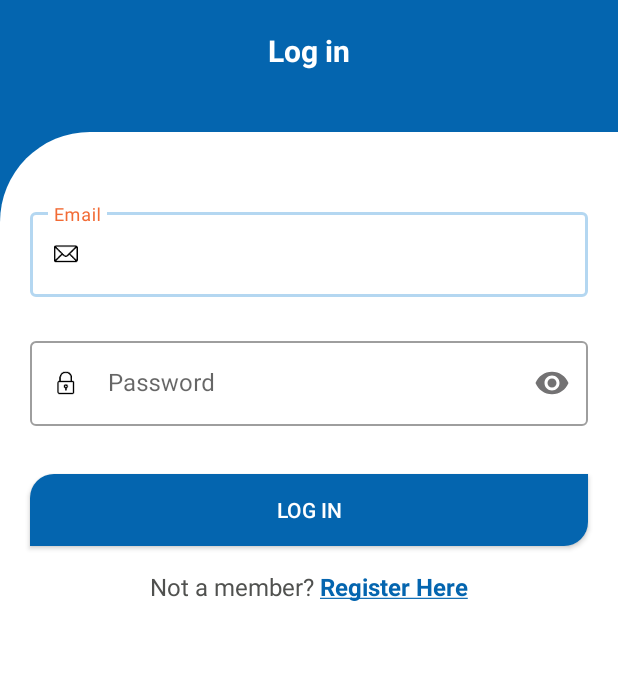
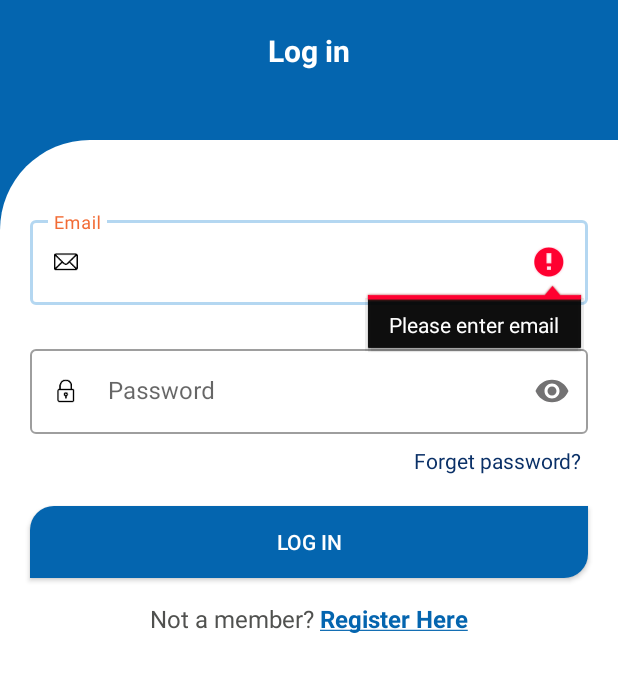
Before and after one commit to yekokozaw/E_Library, an Android app built with Jetpack Compose: the LoginActivity screen opened directly, with no data from a screen before it, after a tap on "LOG IN", on a phone screen of 412 x 824 dp, the part 228-920 px from its top. Run offline under Robolectric (Android 15) with nearby library versions, the phone set to English and light mode, and no system bars; our stand-ins replace Firebase (no records; nobody signed in at launch, a user with empty details on screens opened directly).

Commit message:
Complete reset password

```diff
--- a/app/src/main/java/com/ktu/elibrary/ELibrary.kt
+++ b/app/src/main/java/com/ktu/elibrary/ELibrary.kt
@@ -2,6 +2,7 @@ package com.ktu.elibrary
 
 import android.app.Application
 import com.google.firebase.FirebaseApp
+import com.google.firebase.analytics.FirebaseAnalytics
 
 
 class ELibrary : Application() {
--- a/app/src/main/java/com/ktu/elibrary/data/model/AuthModel.kt
+++ b/app/src/main/java/com/ktu/elibrary/data/model/AuthModel.kt
@@ -26,4 +26,6 @@ interface AuthModel {
     fun getCurrentUser() : String
 
     fun updateAndUploadProfileImage(bitmap: Bitmap, user: UserVo,onSuccess: () -> Unit,onFailure: (String) -> Unit)
+
+    fun sendPasswordResetEmail(email : String,onSuccess: (String) -> Unit,onFailure: (String) -> Unit)
 }
--- a/app/src/main/java/com/ktu/elibrary/extensions/ViewExtensions.kt
+++ b/app/src/main/java/com/ktu/elibrary/extensions/ViewExtensions.kt
@@ -1,5 +1,7 @@
 package com.ktu.elibrary.extensions
 
+import android.app.AlertDialog
+import android.content.DialogInterface
 import android.view.View
 
 fun View.hide(){
--- a/app/src/main/java/com/ktu/elibrary/network/auth/AuthManager.kt
+++ b/app/src/main/java/com/ktu/elibrary/network/auth/AuthManager.kt
@@ -24,4 +24,6 @@ interface AuthManager {
     fun getCurrentUserId() : String
 
     fun updateAndUploadProfileImage(bitmap: Bitmap, user: UserVo,onSuccess: () -> Unit,onFailure: (String) -> Unit)
+
+    fun sendPasswordResetEmail(email : String,onSuccess: (String) -> Unit,onFailure: (String) -> Unit)
 }
--- a/app/src/main/java/com/ktu/elibrary/ui/activity/LoginActivity.kt
+++ b/app/src/main/java/com/ktu/elibrary/ui/activity/LoginActivity.kt
@@ -2,6 +2,7 @@ package com.ktu.elibrary.ui.activity
 
 import android.content.Intent
 import android.os.Bundle
+import android.widget.ProgressBar
 import android.widget.Toast
 import androidx.activity.enableEdgeToEdge
 import androidx.appcompat.app.AlertDialog
@@ -15,6 +16,8 @@ import com.ktu.elibrary.data.model.PdfModel
 import com.ktu.elibrary.data.model.PdfModelImpl
 import com.ktu.elibrary.databinding.ActivityLoginBinding
 import com.ktu.elibrary.extensions.SharedPreferencesHelper
+import com.ktu.elibrary.extensions.hide
+import com.ktu.elibrary.extensions.show
 
 class LoginActivity : AppCompatActivity() {
 
@@ -31,9 +34,17 @@ class LoginActivity : AppCompatActivity() {
     }
 
     private fun setUpListeners(){
+        mBinding.tvForgetPassword.setOnClickListener {
+            val intent = Intent(this,ResetPasswordActivity::class.java)
+            startActivity(intent)
+        }
         mBinding.btnLogin.setOnClickListener {
             val email = mBinding.etEmail.text.toString()
             val password = mBinding.etPassword.text.toString()
+            if (email.isNotEmpty() && password.isNotEmpty()){
+                mBinding.progressBar.show()
+                mBinding.btnLogin.alpha = 0.5f
+                mBinding.btnLogin.isEnabled = false
                 mAuthModel.login(
                     email,
                     password,
@@ -51,7 +62,16 @@ class LoginActivity : AppCompatActivity() {
                     },
                     onFailure = {
                         Toast.makeText(this,it,Toast.LENGTH_SHORT).show()
+                        mBinding.progressBar.hide()
+                        mBinding.btnLogin.alpha = 1.0f
+                        mBinding.btnLogin.isEnabled = true
                     })
+            }else if (email.isEmpty()){
+                mBinding.etEmail.error = "Please enter email"
+            }
+            else{
+                mBinding.etPassword.error = "Please enter password"
+            }
         }
 
         mBinding.tvRegister.setOnClickListener {
--- a/app/src/main/java/com/ktu/elibrary/ui/workmanager/DownloadWorker.kt
+++ b/app/src/main/java/com/ktu/elibrary/ui/workmanager/DownloadWorker.kt
@@ -5,6 +5,7 @@ import android.content.Context
 import android.database.Cursor
 import android.net.Uri
 import android.os.Environment
+import android.widget.Toast
 import androidx.work.Data
 import androidx.work.Worker
 import androidx.work.WorkerParameters
@@ -48,7 +49,7 @@ class DownloadWorker(private val context : Context, workerParams : WorkerParamet
                     cursor.getInt(cursor.getColumnIndexOrThrow(DownloadManager.COLUMN_TOTAL_SIZE_BYTES))
 
                 if (totalBytes > 0) {
-                    val progress = (bytesDownloaded * 100 / totalBytes).toInt()
+                    val progress = (bytesDownloaded * 100 / totalBytes)
                     setProgressAsync(
                         Data.Builder().putInt("progress", progress).build()
                     )
--- a/app/src/main/res/layout/activity_login.xml
+++ b/app/src/main/res/layout/activity_login.xml
@@ -23,7 +23,7 @@
         <TextView
             android:layout_width="wrap_content"
             android:layout_height="wrap_content"
-            android:text="Log in"
+            android:text="@string/lbl_log_in"
             android:textStyle="bold"
             android:textColor="@color/primaryTextColor"
             android:layout_marginTop="@dimen/margin_medium_3"
@@ -33,86 +33,113 @@
     </RelativeLayout>
 
     <RelativeLayout
+        android:layout_width="match_parent"
+        android:layout_height="match_parent"
         android:layout_below="@id/rlLogo"
-        android:background="@drawable/background_login"
-        android:layout_width="match_parent"
-        android:layout_height="match_parent">
+        android:layout_marginTop="5dp"
+        android:background="@drawable/background_login">
 
         <com.google.android.material.textfield.TextInputLayout
             android:id="@+id/edtLayoutEmail"
+            style="@style/Widget.MaterialComponents.TextInputLayout.OutlinedBox"
             android:layout_width="match_parent"
             android:layout_height="wrap_content"
+            android:layout_marginStart="@dimen/margin_medium_3"
+            android:layout_marginTop="@dimen/margin_xxlarge"
+            android:layout_marginEnd="@dimen/margin_medium_3"
+            app:endIconMode="clear_text"
+            app:endIconTint="@color/secondaryTextColor"
             app:hintTextColor="@color/colorAccent"
-            android:layout_marginTop="@dimen/margin_xxlarge"
-            app:endIconMode="clear_text"
+            app:startIconDrawable="@mipmap/email"
             app:startIconTint="@android:color/transparent"
-            app:startIconTintMode="screen"
-            app:startIconDrawable="@mipmap/email"
-            style="@style/Widget.MaterialComponents.TextInputLayout.OutlinedBox"
-            app:endIconTint="@color/secondaryTextColor"
-            android:layout_marginEnd="@dimen/margin_medium_3"
-            android:layout_marginStart="@dimen/margin_medium_3">
+            app:startIconTintMode="screen">
 
             <androidx.appcompat.widget.AppCompatEditText
                 android:id="@+id/etEmail"
                 android:layout_width="match_parent"
                 android:layout_height="wrap_content"
-                android:hint="Email"
+                android:hint="@string/lbl_email"
                 android:inputType="textEmailAddress"
                 android:textColor="@color/black"
-                android:textColorHint="@color/secondaryTextColor"/>
+                android:textColorHint="@color/secondaryTextColor" />
 
         </com.google.android.material.textfield.TextInputLayout>
 
+        <ProgressBar
+            android:id="@+id/progressBar"
+            android:layout_width="wrap_content"
+            android:layout_height="wrap_content"
+            android:padding="@dimen/margin_small"
+            android:visibility="gone"
+            android:background="@drawable/dialog_background"
+            android:layout_below="@id/edtLayoutEmail"
+            android:progressTint="@color/colorSecondary"
+            android:layout_centerHorizontal="true"
+            android:elevation="8dp" />
+
         <com.google.android.material.textfield.TextInputLayout
             android:id="@+id/edtLayoutPassword"
+            style="@style/Widget.MaterialComponents.TextInputLayout.OutlinedBox"
             android:layout_width="match_parent"
             android:layout_height="wrap_content"
+            android:layout_below="@id/edtLayoutEmail"
+            android:layout_marginStart="@dimen/margin_medium_3"
+            android:layout_marginTop="@dimen/margin_large"
+            android:layout_marginEnd="@dimen/margin_medium_3"
+            app:endIconMode="password_toggle"
+            app:endIconTint="@color/secondaryTextColor"
             app:hintTextColor="@color/colorAccent"
-            android:layout_marginTop="@dimen/margin_large"
-            app:endIconMode="password_toggle"
+            app:startIconDrawable="@mipmap/padlock"
             app:startIconTint="@android:color/transparent"
-            app:startIconTintMode="screen"
-            app:startIconDrawable="@mipmap/padlock"
-            style="@style/Widget.MaterialComponents.TextInputLayout.OutlinedBox"
-            app:endIconTint="@color/secondaryTextColor"
-            android:layout_below="@id/edtLayoutEmail"
-            android:layout_marginEnd="@dimen/margin_medium_3"
-            android:layout_marginStart="@dimen/margin_medium_3">
+            app:startIconTintMode="screen">
 
             <androidx.appcompat.widget.AppCompatEditText
                 android:id="@+id/etPassword"
                 android:layout_width="match_parent"
                 android:layout_height="wrap_content"
-                android:hint="Password"
+                android:hint="@string/password"
                 android:inputType="textPassword"
                 android:textColor="@color/black"
-                android:textColorHint="@color/secondaryTextColor"/>
+                android:textColorHint="@color/secondaryTextColor" />
 
         </com.google.android.material.textfield.TextInputLayout>
+
+        <androidx.appcompat.widget.AppCompatTextView
+            android:id="@+id/tvForgetPassword"
+            android:layout_width="wrap_content"
+            android:layout_height="wrap_content"
+            android:layout_below="@id/edtLayoutPassword"
+            android:layout_alignParentEnd="true"
+            android:clickable="true"
+            android:elevation="4dp"
+            android:focusable="true"
+            android:textColor="#0A3067"
+            android:layout_marginTop="@dimen/margin_medium"
+            android:layout_marginEnd="@dimen/margin_large"
+            android:text="@string/lbl_forget_password"/>
 
         <androidx.appcompat.widget.AppCompatButton
             android:id="@+id/btnLogin"
             android:layout_width="match_parent"
             android:layout_height="wrap_content"
+            android:layout_below="@id/edtLayoutPassword"
+            android:layout_marginStart="@dimen/margin_medium_3"
+            android:layout_marginTop="@dimen/margin_xxlarge"
+            android:layout_marginEnd="@dimen/margin_medium_3"
+            android:background="@drawable/background_login_button"
+            android:clickable="true"
             android:focusable="true"
-            android:text="log in"
+            android:foreground="?android:attr/selectableItemBackgroundBorderless"
+            android:text="@string/lbl_log_in"
             android:textColor="@color/white"
-            android:clickable="true"
-            android:visibility="visible"
-            android:foreground="?android:attr/selectableItemBackgroundBorderless"
-            android:background="@drawable/background_login_button"
-            android:layout_marginTop="@dimen/margin_xlarge"
-            android:layout_marginStart="@dimen/margin_medium_3"
-            android:layout_marginEnd="@dimen/margin_medium_3"
-            android:layout_below="@id/edtLayoutPassword"/>
+            android:visibility="visible" />
 
         <LinearLayout
             android:layout_width="wrap_content"
             android:layout_height="wrap_content"
             android:layout_below="@id/btnLogin"
+            android:layout_centerHorizontal="true"
             android:layout_marginTop="@dimen/margin_medium_2"
-            android:layout_centerHorizontal="true"
             android:orientation="horizontal">
 
             <androidx.appcompat.widget.AppCompatTextView
@@ -120,16 +147,16 @@
                 android:layout_height="wrap_content"
                 android:layout_marginEnd="@dimen/margin_small"
                 android:text="@string/not_a_member"
-                android:textSize="@dimen/text_regular_2x"/>
+                android:textSize="@dimen/text_regular_2x" />
 
             <androidx.appcompat.widget.AppCompatTextView
                 android:id="@+id/tvRegister"
                 android:layout_width="wrap_content"
                 android:layout_height="wrap_content"
-                android:textStyle="bold"
                 android:text="@string/register"
                 android:textColor="@color/colorSecondary"
-                android:textSize="@dimen/text_regular_2x" />
+                android:textSize="@dimen/text_regular_2x"
+                android:textStyle="bold" />
         </LinearLayout>
 
     </RelativeLayout>
--- a/app/src/main/res/values/strings.xml
+++ b/app/src/main/res/values/strings.xml
@@ -28,4 +28,10 @@
     <string name="nuclear_technology">Nuclear Technology</string>
     <string name="mechatronics_engineering">Mechatronics Engineering</string>
     <string name="library_logo">library logo</string>
+    <string name="forgot_your_password">Forgot your password?</string>
+    <string name="enter_your_email_we_ll_help_you_reset_your_password">Enter your email we\'ll help you reset your password</string>
+    <string name="description">TODO</string>
+    <string name="password">Password</string>
+    <string name="lbl_log_in">Log in</string>
+    <string name="lbl_forget_password">Forget password?</string>
 </resources>
--- a/app/src/main/res/values/themes.xml
+++ b/app/src/main/res/values/themes.xml
@@ -18,6 +18,8 @@
     <style name="AlertDialogTheme" parent="ThemeOverlay.MaterialComponents.MaterialAlertDialog">
         <!-- Set button text color -->
         <item name="colorPrimary">@color/colorSecondary</item>
+        <item name="titleTextColor">@color/colorSecondary</item>
+        <item name="titleTextStyle">@font/ubuntu_bold</item>
     </style>
 
 </resources>
```
Also changed, not shown: app/src/main/AndroidManifest.xml (+7 -2 lines), app/src/main/java/com/ktu/elibrary/data/model/AuthModelImpl.kt (+8 -0 lines), app/src/main/java/com/ktu/elibrary/network/auth/FirebaseAuthManager.kt (+13 -0 lines), app/src/main/java/com/ktu/elibrary/ui/activity/BookDetailsActivity.kt (+25 -3 lines), app/src/main/java/com/ktu/elibrary/ui/activity/ResetPasswordActivity.kt (added, +45 -0 lines), app/src/main/res/layout/activity_reset_password.xml (added, +75 -0 lines), app/src/main/res/drawable-xxxhdpi/reset_password.png (added), gradle/wrapper/gradle-wrapper.properties. Lines whose indentation alone changed are shown as unchanged.
